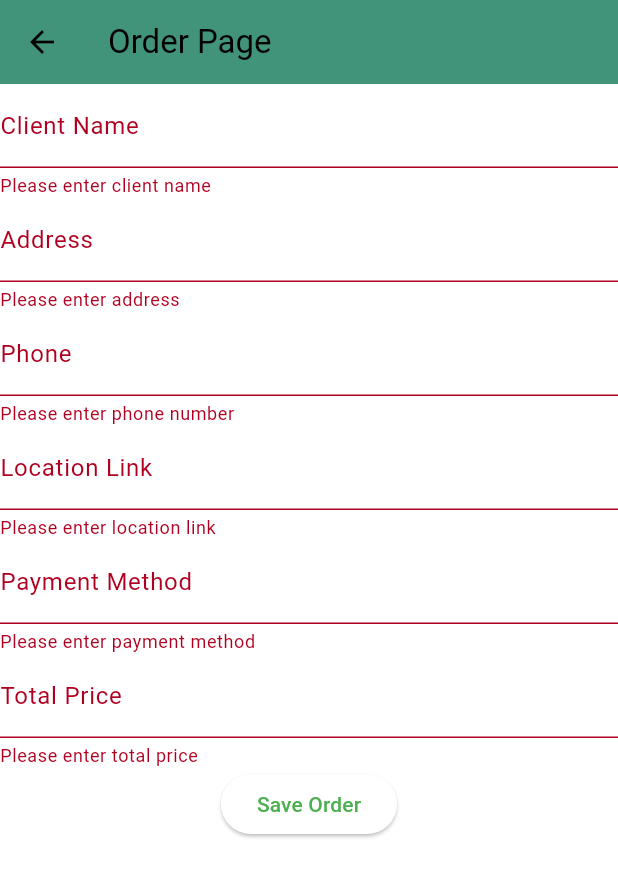
After one commit to saleh-ioio/safeerv3, a Flutter app: the OrderPage screen opened directly, after a tap on "Save Order", on a phone screen of 412 x 824 dp. The commit adds this screen. Shown: the top 877 px of the screen. Run offline on Flutter 3.47's test engine with Material 3 defaults, Android fonts, the light colour scheme and no system bars; our stand-ins replace cloud_firestore, firebase_auth, firebase_core; accounts and stored records are empty.

Commit message:
add submit new order page & add record to DB

```diff
--- /dev/null
+++ b/lib/screens/Home/admin/Order.dart
@@ -0,0 +1,145 @@
+import 'package:flutter/foundation.dart';
+import 'package:flutter/material.dart';
+import 'package:flutter/widgets.dart';
+
+import 'package:flutter/material.dart';
+import 'package:provider/provider.dart';
+import 'package:safeer/models/user.dart';
+import 'package:safeer/services/dataBase.dart';
+
+class OrderPage extends StatefulWidget {
+  @override
+  _OrderPageState createState() => _OrderPageState();
+}
+
+class _OrderPageState extends State<OrderPage> {
+  final _formKey = GlobalKey<FormState>();
+  String _clientName = "";
+  String _address = "";
+  String _phone = "";
+  String _locationLink = "";
+  String _paymentMethod = "";
+  double _totalPrice = 0.0;
+
+  @override
+  Widget build(BuildContext context) {
+    final userId = context.watch<UserProvider>().uid;
+    return Scaffold(
+      appBar: AppBar(
+        title: Text('Order Page'),
+      ),
+      body: Form(
+        key: _formKey,
+        child: Column(
+          children: <Widget>[
+            TextFormField(
+              decoration: InputDecoration(labelText: 'Client Name'),
+              validator: (value) {
+                if (value!.isEmpty) {
+                  return 'Please enter client name';
+                }
+                return null;
+              },
+              onChanged: (value) {
+                setState(() {
+                  _clientName = value;
+                });
+              },
+            ),
+            TextFormField(
+              decoration: InputDecoration(labelText: 'Address'),
+              validator: (value) {
+                if (value!.isEmpty) {
+                  return 'Please enter address';
+                }
+                return null;
+              },
+              onChanged: (value) {
+                setState(() {
+                  _address = value;
+                });
+              },
+            ),
+            TextFormField(
+              decoration: InputDecoration(labelText: 'Phone'),
+              validator: (value) {
+                if (value!.isEmpty) {
+                  return 'Please enter phone number';
+                }
+                return null;
+              },
+              onChanged: (value) {
+                setState(() {
+                  _phone = value;
+                });
+              },
+            ),
+            TextFormField(
+              decoration: InputDecoration(labelText: 'Location Link'),
+              validator: (value) {
+                if (value!.isEmpty) {
+                  return 'Please enter location link';
+                }
+                return null;
+              },
+              onChanged: (value) {
+                setState(() {
+                  _locationLink = value;
+                });
+              },
+            ),
+            TextFormField(
+              decoration: InputDecoration(labelText: 'Payment Method'),
+              validator: (value) {
+                if (value!.isEmpty) {
+                  return 'Please enter payment method';
+                }
+                return null;
+              },
+              onChanged: (value) {
+                setState(() {
+                  _paymentMethod = value;
+                });
+              },
+            ),
+            TextFormField(
+              decoration: InputDecoration(labelText: 'Total Price'),
+              validator: (value) {
+                if (value!.isEmpty) {
+                  return 'Please enter total price';
+                }
+                return null;
+              },
+              onChanged: (value) {
+                setState(() {
+                  _totalPrice = double.parse(value);
+                });
+              },
+            ),
+            ElevatedButton(
+              onPressed: () {
+                if (_formKey.currentState!.validate()) {
+                  // Process data.
+                  print('Client Name: $_clientName\n'
+                      'Address: $_address\n'
+                      'Phone: $_phone\n'
+                      'Location Link: $_locationLink\n'
+                      'Payment Method: $_paymentMethod\n'
+                      'Total Price: $_totalPrice\n');
+                  DataBaseService(uid: userId!).updateOrderData(
+                      _clientName,
+                      _address,
+                      _phone,
+                      _locationLink,
+                      _paymentMethod,
+                      _totalPrice);
+                }
+              },
+              child: Text('Save Order'),
+            )
+          ],
+        ),
+      ),
+    );
+  }
+}
--- a/lib/services/dataBase.dart
+++ b/lib/services/dataBase.dart
@@ -13,4 +13,22 @@ class DataBaseService {
       'email': email,
     });
   }
+
+  Future updateOrderData(String clientName, String address, String phone,
+      String locationLink, String paymentMethod, double totalPrice) async {
+    DocumentReference userDoc = userCollection.doc(uid);
+
+    Map<String, dynamic> orderData = {
+      'clientName': clientName,
+      'address': address,
+      'phone': phone,
+      'locationLink': locationLink,
+      'paymentMethod': paymentMethod,
+      'totalPrice': totalPrice,
+    };
+
+    return await userDoc.update({
+      'orders': FieldValue.arrayUnion([orderData])
+    });
+  }
 }
```
Also changed, not shown: lib/main.dart (+7 -1 lines), lib/screens/Home/admin/HomeAdmin.dart (+14 -3 lines).
